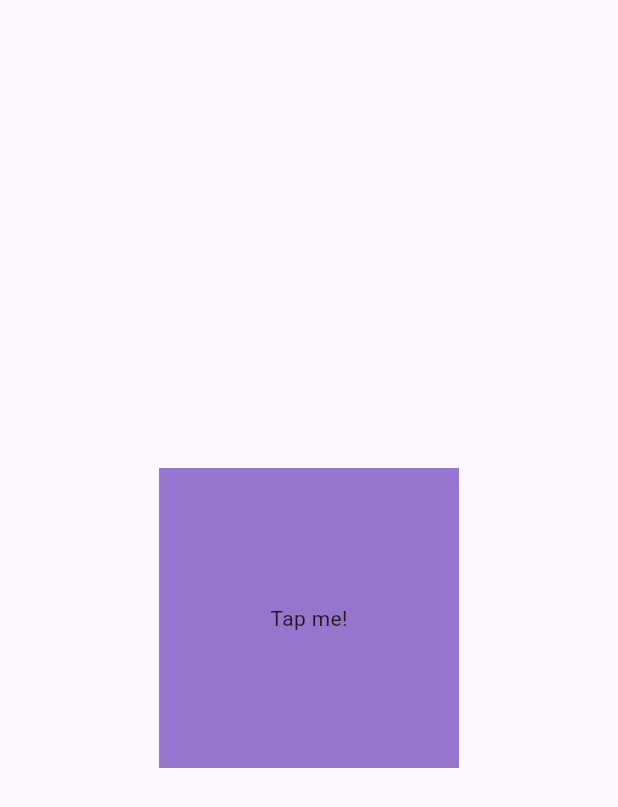
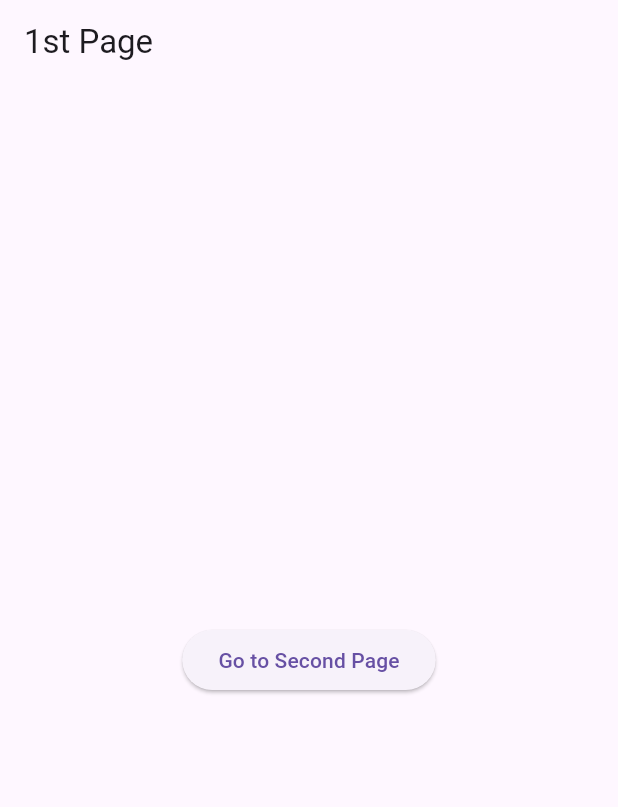
Before and after one commit to itstalalsalman/flutter_app_first, a Flutter app: the screen it shows after launch, on a phone screen of 412 x 824 dp. Shown: the top 807 px of the screen. Run offline on Flutter 3.47's test engine with Material 3 defaults, Android fonts, the phone set to English and light mode, and no system bars.

Commit message:
Navigation Between Pages And Activity Shifts

```diff
--- a/lib/main.dart
+++ b/lib/main.dart
@@ -1,3 +1,4 @@
+import 'package:flutte_app/pages/first_page.dart';
 import 'package:flutter/material.dart';
 
 void main() {
@@ -17,19 +18,7 @@
   Widget build(BuildContext context) {
     return MaterialApp(
       debugShowCheckedModeBanner: false,
-      home: Scaffold(
-        body: Center(
-          child: GestureDetector(
-            onTap: userTapped,
-            child: Container(
-              height: 200,
-              width: 200,
-              color: Colors.deepPurple[300],
-              child: Center(child: Text("Tap me!")),
-            ),
-          ),
-        ),
-      ),
+      home: FirstPage(),
     );
   }
 }
--- /dev/null
+++ b/lib/pages/first_page.dart
@@ -0,0 +1,24 @@
+import 'package:flutte_app/pages/second_page.dart';
+import 'package:flutter/material.dart';
+
+
+class FirstPage extends StatelessWidget{
+  const FirstPage({super.key});
+
+  @override
+  Widget build(BuildContext context){
+    return Scaffold(
+      appBar: AppBar(title: Text("1st Page")),
+      body: Center(child: ElevatedButton(
+        child: Text("Go to Second Page"),
+        onPressed: () {
+          Navigator.push(context, MaterialPageRoute(
+            builder: (context) => SecondPage(),
+            )
+          );
+        },
+      )),
+    );
+  }
+
+}
```
Also changed, not shown: lib/pages/second_page.dart (added, +16 -0 lines).
